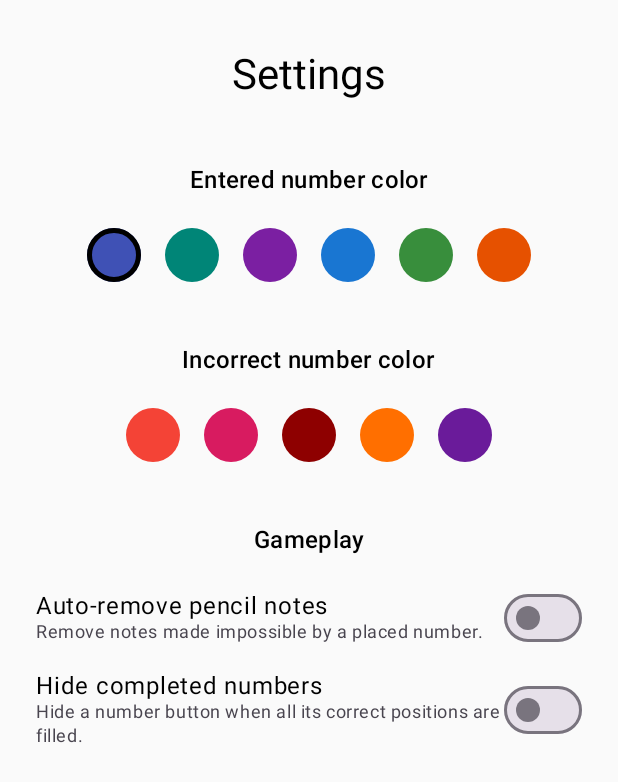
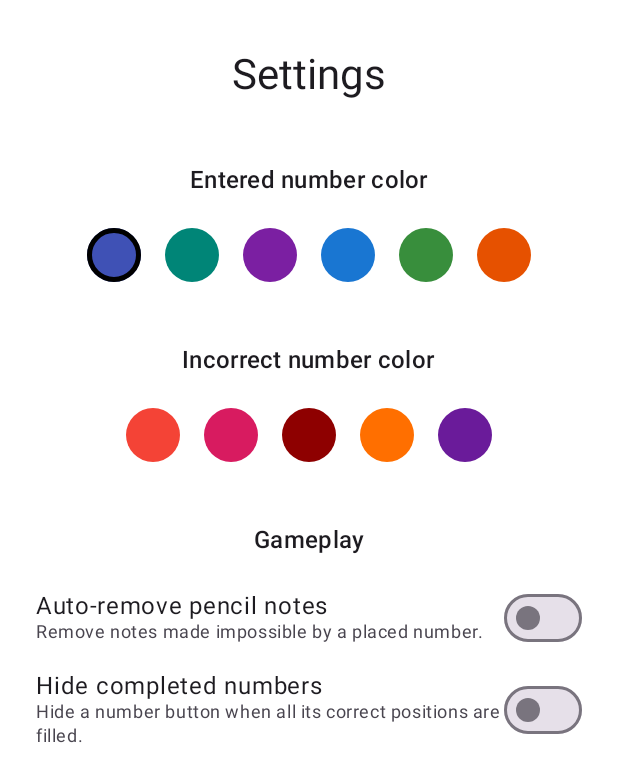
Before and after one commit to kotborisvchemsecret-cpu/Neat_Sudoku, an Android app built with Jetpack Compose: the screen it shows after launch (MainActivity), after a tap on "Settings", on a phone screen of 412 x 824 dp. Shown: the top 782 px of the screen. Run offline under Robolectric (Android 15) with nearby library versions, the phone set to English and light mode, and no system bars.

Commit message:
automatic dark/light theme

```diff
--- a/app/src/main/java/com/example/neatsudoku/ui/theme/SudokuColors.kt
+++ b/app/src/main/java/com/example/neatsudoku/ui/theme/SudokuColors.kt
@@ -9,5 +9,6 @@ data class SudokuColors (
     val boxLine: Color,
     val givenNumber: Color,
     val playerNumber: Color,
-    val incorrectNumber: Color
+    val incorrectNumber: Color,
+    val sameValueCell: Color
 )
--- a/app/src/main/java/com/example/neatsudoku/ui/theme/Theme.kt
+++ b/app/src/main/java/com/example/neatsudoku/ui/theme/Theme.kt
@@ -4,47 +4,99 @@ package com.example.neatsudoku.ui.theme
 import android.os.Build
 import androidx.compose.foundation.isSystemInDarkTheme
 import androidx.compose.material3.MaterialTheme
+import androidx.compose.material3.Surface
 import androidx.compose.material3.darkColorScheme
 import androidx.compose.material3.dynamicDarkColorScheme
 import androidx.compose.material3.dynamicLightColorScheme
 import androidx.compose.material3.lightColorScheme
 import androidx.compose.runtime.Composable
+import androidx.compose.ui.graphics.Color
 import androidx.compose.ui.platform.LocalContext
+import androidx.compose.runtime.CompositionLocalProvider
+import androidx.compose.runtime.staticCompositionLocalOf
+import androidx.compose.foundation.layout.fillMaxSize
+import androidx.compose.ui.Modifier
+
+
+private val DarkSudokuColors = SudokuColors(
+    selectedCell = Color(0xFF221E2B),
+    selectedRowColumn = Color(0xFF363040),
+    gridLine = Color(0xFF31204F),
+    boxLine = Color(0xFF402B63),
+    givenNumber = Color.LightGray,
+    playerNumber = Color(0xFF3F51B5),
+    incorrectNumber = Color.Red,
+    sameValueCell = Color(0xFF292232),
+)
+
+private val LightSudokuColors = SudokuColors(
+    selectedCell = Color.LightGray,
+    selectedRowColumn = Color(0xFFE8E8E8),
+    gridLine = Color.Gray,
+    boxLine = Color.Black,
+    givenNumber = Color.Black,
+    playerNumber = Color(0xFF3F51B5),
+    incorrectNumber = Color.Red,
+    sameValueCell = Color(0xFFEBEBEB),
+)
 
 private val DarkColorScheme = darkColorScheme(
     primary = Purple40,
     secondary = PurpleGrey40,
-    tertiary = Pink40
+    tertiary = Pink40,
+    background = Color(0xFF121212),
+    surface = Color(0xFF121212)
 )
 
 private val LightColorScheme = lightColorScheme(
     primary = Purple80,
     secondary = PurpleGrey80,
-    tertiary = Pink80
-
-
+    tertiary = Pink80,
+    background = Color(0xFFFFFFFF),
+    surface = Color(0xFFFFFFFF)
 )
-
+val LocalSudokuColors = staticCompositionLocalOf {
+    LightSudokuColors
+}
 @Composable
 fun NeatSudokuTheme(
     darkTheme: Boolean = isSystemInDarkTheme(),
-    // Dynamic color is available on Android 12+
     dynamicColor: Boolean = false,
     content: @Composable () -> Unit
 ) {
     val colorScheme = when {
         dynamicColor && Build.VERSION.SDK_INT >= Build.VERSION_CODES.S -> {
             val context = LocalContext.current
-            if (darkTheme) dynamicDarkColorScheme(context) else dynamicLightColorScheme(context)
+            if (darkTheme) {
+                dynamicDarkColorScheme(context)
+            } else {
+                dynamicLightColorScheme(context)
+            }
         }
 
         darkTheme -> DarkColorScheme
         else -> LightColorScheme
     }
 
-    MaterialTheme(
-        colorScheme = colorScheme,
-        typography = Typography,
-        content = content
-    )
+    val sudokuColors = if (darkTheme) {
+        DarkSudokuColors
+    } else {
+        LightSudokuColors
+    }
+
+    CompositionLocalProvider(
+        LocalSudokuColors provides sudokuColors
+    ) {
+        MaterialTheme(
+            colorScheme = colorScheme,
+            typography = Typography
+        ) {
+            Surface(
+                modifier = Modifier.fillMaxSize(),
+                color = MaterialTheme.colorScheme.background
+            ) {
+                content()
+            }
+        }
+    }
 }
```
Also changed, not shown: app/src/main/java/com/example/neatsudoku/ui/screens/game/GameScreen.kt (+4 -9 lines), gradle/wrapper/gradle-wrapper.properties.
